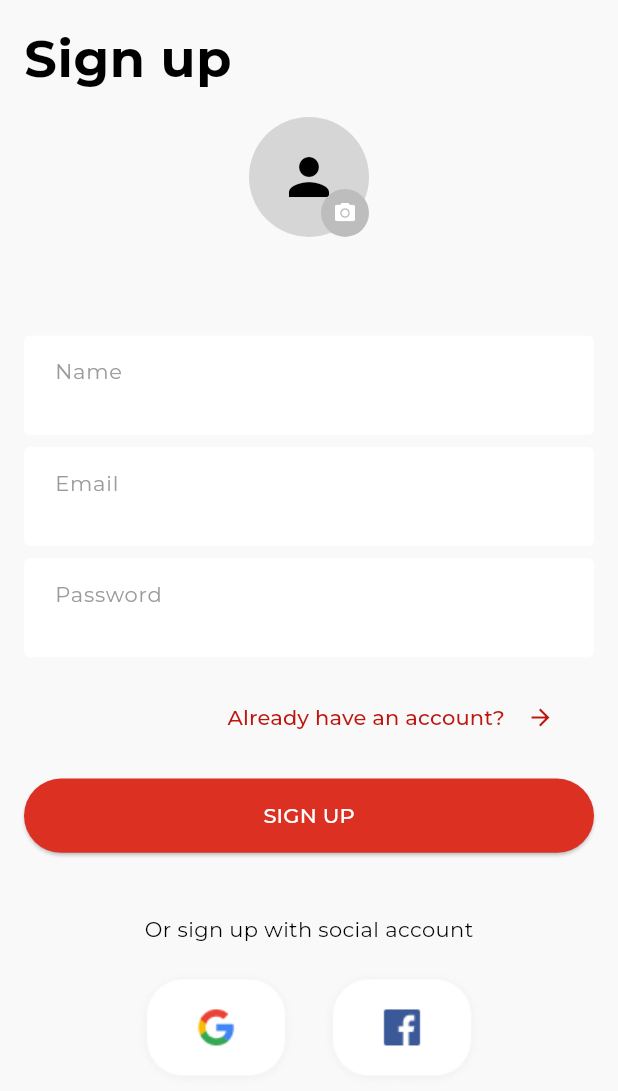
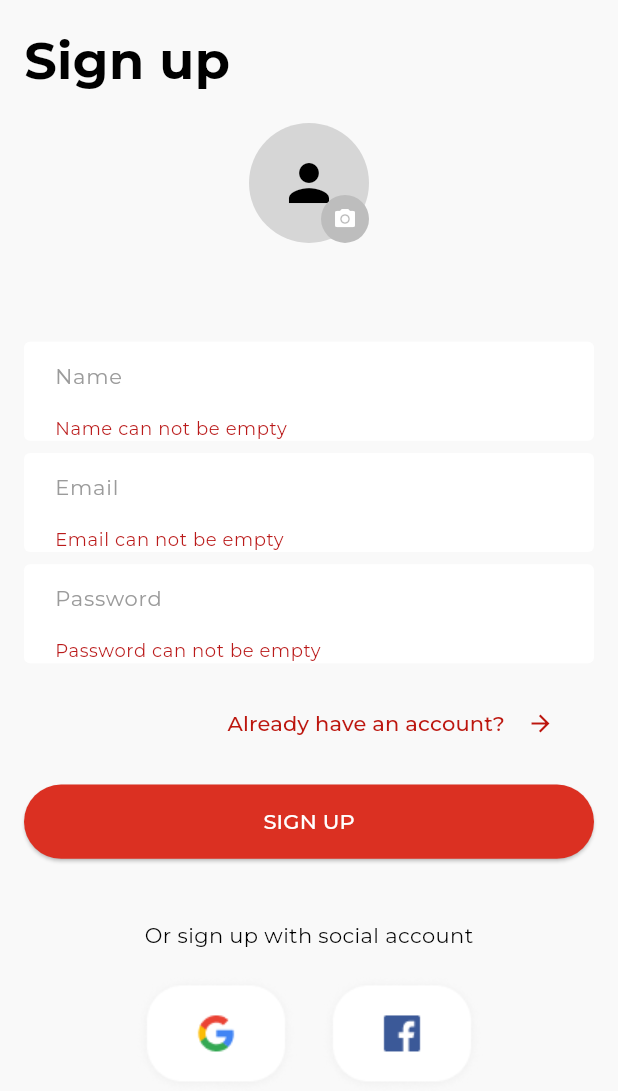
Before and after one commit to fdldestriana/flutter-ebook-ecommerce-example, a Flutter app: the screen it shows after launch, after a tap on "SIGN UP", on a phone screen of 412 x 824 dp. Shown: the top 1091 px of the screen. Run offline on Flutter 3.47's test engine with Material 3 defaults, Android fonts, the phone set to English and light mode, and no system bars; our stand-ins replace file_picker, google_fonts.

Commit message:
refactoring the text form field

```diff
--- a/lib/color_schemes.dart
+++ b/lib/color_schemes.dart
@@ -33,37 +33,3 @@ const lightColorScheme = ColorScheme(
   outlineVariant: Color(0xFFD8C2BE),
   scrim: Color(0xFF000000),
 );
-
-const darkColorScheme = ColorScheme(
-  brightness: Brightness.dark,
-  primary: Color(0xFFFFB4A8),
-  onPrimary: Color(0xFF690001),
-  primaryContainer: Color(0xFF930001),
-  onPrimaryContainer: Color(0xFFFFDAD5),
-  secondary: Color(0xFFE7BDB6),
-  onSecondary: Color(0xFF442925),
-  secondaryContainer: Color(0xFF5D3F3B),
-  onSecondaryContainer: Color(0xFFFFDAD5),
-  tertiary: Color(0xFFDEC38C),
-  onTertiary: Color(0xFF3E2E04),
-  tertiaryContainer: Color(0xFF564419),
-  onTertiaryContainer: Color(0xFFFCDFA6),
-  error: Color(0xFFFFB4AB),
-  errorContainer: Color(0xFF93000A),
-  onError: Color(0xFF690005),
-  onErrorContainer: Color(0xFFFFDAD6),
-  background: Color(0xFF001F25),
-  onBackground: Color(0xFFA6EEFF),
-  surface: Color(0xFF001F25),
-  onSurface: Color(0xFFA6EEFF),
-  surfaceVariant: Color(0xFF534341),
-  onSurfaceVariant: Color(0xFFD8C2BE),
-  outline: Color(0xFFA08C89),
-  onInverseSurface: Color(0xFF001F25),
-  inverseSurface: Color(0xFFA6EEFF),
-  inversePrimary: Color(0xFFBC160E),
-  shadow: Color(0xFF000000),
-  surfaceTint: Color(0xFFFFB4A8),
-  outlineVariant: Color(0xFF534341),
-  scrim: Color(0xFF000000),
-);
--- a/lib/main.dart
+++ b/lib/main.dart
@@ -15,7 +15,6 @@ class MyApp extends StatelessWidget {
   Widget build(BuildContext context) {
     return MaterialApp(
       debugShowCheckedModeBanner: false,
-      title: 'Flutter Demo',
       theme: ThemeData(
         elevatedButtonTheme: ElevatedButtonThemeData(
           style: ElevatedButton.styleFrom(
@@ -34,24 +33,6 @@ class MyApp extends StatelessWidget {
               displayColor: lightColorScheme.shadow),
         ),
       ),
-      darkTheme: ThemeData(
-        elevatedButtonTheme: ElevatedButtonThemeData(
-          style: ElevatedButton.styleFrom(
-            backgroundColor: const Color(0xFFDB3022),
-            foregroundColor: Colors.white,
-          ),
-        ),
-        colorScheme: darkColorScheme,
-        useMaterial3: true,
-        scaffoldBackgroundColor: darkColorScheme
-            .copyWith(background: const Color(0XFFF9F9F9))
-            .background,
-        textTheme: GoogleFonts.montserratTextTheme(
-          Theme.of(context).textTheme.apply(
-              bodyColor: darkColorScheme.shadow,
-              displayColor: darkColorScheme.shadow),
-        ),
-      ),
       home: const SignupView(),
       navigatorKey: Get.navigatorKey,
     );
--- /dev/null
+++ b/lib/validator.dart
@@ -0,0 +1,17 @@
+class Validator {
+  static String? nameValidator(String? value) {
+    if (value == null || value.isEmpty) return 'Name can not be empty';
+    return null;
+  }
+
+  static emailValidator(String? value) {
+    if (value == null || value.isEmpty) return 'Email can not be empty';
+    return null;
+  }
+
+  static passwordValidator(String? value) {
+    if (value == null || value.isEmpty) return 'Password can not be empty';
+    if (value.length < 6) return 'Password must be at least 6 characters';
+    return null;
+  }
+}
--- a/lib/views/signup_view.dart
+++ b/lib/views/signup_view.dart
@@ -1,10 +1,9 @@
 import 'dart:io';
 import 'package:ecommerce_example/color_schemes.dart';
+import 'package:ecommerce_example/validator.dart';
 import 'package:ecommerce_example/widgets/re_button.dart';
-import 'package:ecommerce_example/widgets/re_email_field.dart';
-import 'package:ecommerce_example/widgets/re_password_field.dart';
+import 'package:ecommerce_example/widgets/re_textformfield.dart';
 import 'package:ecommerce_example/widgets/re_photo_picker.dart';
-import 'package:ecommerce_example/widgets/re_name_field.dart';
 import 'package:ecommerce_example/state_util.dart';
 import 'package:file_picker/file_picker.dart';
 import 'package:flutter/material.dart';
@@ -84,10 +83,10 @@ class _SignupViewState extends State<SignupView> {
                   ),
                   Text(
                     'Sign up',
-                    style: Theme.of(context)
-                        .textTheme
-                        .bodySmall!
-                        .copyWith(fontSize: 34, fontWeight: FontWeight.w700),
+                    style: GoogleFonts.montserrat(
+                      textStyle: const TextStyle(
+                          fontSize: 34, fontWeight: FontWeight.w700),
+                    ),
                   ),
                   SizedBox(
                     height: Get.height * 0.02,
@@ -101,15 +100,31 @@ class _SignupViewState extends State<SignupView> {
                   SizedBox(
                     height: Get.height * 0.08,
                   ),
-                  ReNameField(nameController),
+                  ReTextFormField(
+                    labelText: "Name",
+                    controller: nameController,
+                    validator: (name) => Validator.nameValidator(name),
+                    // onChanged: (name) => setState(() {}),
+                  ),
                   SizedBox(
                     height: Get.height * 0.01,
                   ),
-                  ReEmailField(emailController),
+                  ReTextFormField(
+                    labelText: "Email",
+                    controller: emailController,
+                    validator: (email) => Validator.emailValidator(email),
+                    // onChanged: (email) => setState(() {}),
+                  ),
                   SizedBox(
                     height: Get.height * 0.01,
                   ),
-                  RePasswordField(passwordController),
+                  ReTextFormField(
+                    labelText: "Password",
+                    controller: passwordController,
+                    validator: (pass) => Validator.passwordValidator(pass),
+                    // onChanged: (pass) => setState(() {}),
+                    isObscured: true,
+                  ),
                   SizedBox(
                     height: Get.height * 0.02,
                   ),
@@ -136,7 +151,7 @@ class _SignupViewState extends State<SignupView> {
                     height: Get.height * 0.02,
                   ),
                   ReButton(
-                      onPressed: () {},
+                      onPressed: () => signUpKey.currentState!.validate(),
                       width: double.infinity,
                       height: Get.height * 0.06,
                       text: "SIGN UP"),
--- a/lib/widgets/re_email_field.dart
+++ b/lib/widgets/re_email_field.dart
@@ -1,48 +1,42 @@
-import 'package:ecommerce_example/color_schemes.dart';
-import 'package:ecommerce_example/state_util.dart';
-import 'package:flutter/material.dart';
+// import 'package:ecommerce_example/color_schemes.dart';
+// import 'package:ecommerce_example/state_util.dart';
+// import 'package:flutter/material.dart';
 
-class ReEmailField extends StatelessWidget {
-  const ReEmailField(this.controller, {super.key});
+// class ReEmailField extends StatelessWidget {
+//   const ReEmailField(this.controller, {super.key});
 
-  final TextEditingController controller;
-  String? emailValidator(value) {
-    if (value == null || value.isEmpty) {
-      return 'Email can not be empty';
-    }
-    return null;
-  }
+//   final TextEditingController controller;
 
-  @override
-  Widget build(BuildContext context) {
-    return Container(
-      height: Get.height * 0.08,
-      decoration: BoxDecoration(
-          color: lightColorScheme.onPrimary,
-          borderRadius: BorderRadius.circular(4)),
-      child: TextFormField(
-        controller: controller,
-        decoration: InputDecoration(
-          border: InputBorder.none,
-          contentPadding: EdgeInsets.only(left: Get.width * 0.05),
-          labelText: 'Email',
-          labelStyle: TextStyle(
-              fontSize: 14,
-              color: lightColorScheme
-                  .copyWith(background: const Color(0XFF9B9B9B))
-                  .background),
-          suffixIcon: controller.text.isNotEmpty
-              ? Icon(
-                  Icons.check,
-                  color: lightColorScheme
-                      .copyWith(background: const Color(0XFF2AA952))
-                      .background,
-                )
-              : null,
-        ),
-        validator: emailValidator,
-        onChanged: (value) {},
-      ),
-    );
-  }
-}
+//   @override
+//   Widget build(BuildContext context) {
+//     return Container(
+//       height: Get.height * 0.08,
+//       decoration: BoxDecoration(
+//           color: lightColorScheme.onPrimary,
+//           borderRadius: BorderRadius.circular(4)),
+//       child: TextFormField(
+//         controller: controller,
+//         decoration: InputDecoration(
+//           border: InputBorder.none,
+//           contentPadding: EdgeInsets.only(left: Get.width * 0.05),
+//           labelText: 'Email',
+//           labelStyle: TextStyle(
+//               fontSize: 14,
+//               color: lightColorScheme
+//                   .copyWith(background: const Color(0XFF9B9B9B))
+//                   .background),
+//           suffixIcon: controller.text.isNotEmpty
+//               ? Icon(
+//                   Icons.check,
+//                   color: lightColorScheme
+//                       .copyWith(background: const Color(0XFF2AA952))
+//                       .background,
+//                 )
+//               : null,
+//         ),
+//         validator: emailValidator,
+//         onChanged: (value) {},
+//       ),
+//     );
+//   }
+// }
--- a/lib/widgets/re_name_field.dart
+++ b/lib/widgets/re_name_field.dart
@@ -1,48 +1,45 @@
-import 'package:ecommerce_example/color_schemes.dart';
-import 'package:ecommerce_example/state_util.dart';
-import 'package:flutter/material.dart';
+// import 'package:ecommerce_example/color_schemes.dart';
+// import 'package:ecommerce_example/state_util.dart';
+// import 'package:flutter/material.dart';
 
-class ReNameField extends StatelessWidget {
-  const ReNameField(this.controller, {super.key});
+// class ReNameField extends StatelessWidget {
+//   const ReNameField(this.controller, {super.key});
 
-  final TextEditingController controller;
-  String? nameValidator(value) {
-    if (value == null || value.isEmpty) {
-      return 'Name can not be empty';
-    }
-    return null;
-  }
+//   final TextEditingController controller;
+//   String? nameValidator(value) {
+//     if (value == null || value.isEmpty) return 'Name can not be empty';
+//     return null;
+//   }
 
-  @override
-  Widget build(BuildContext context) {
-    return Container(
-      height: Get.height * 0.08,
-      decoration: BoxDecoration(
-          color: lightColorScheme.onPrimary,
-          borderRadius: BorderRadius.circular(4)),
-      child: TextFormField(
-        controller: controller,
-        decoration: InputDecoration(
-          border: InputBorder.none,
-          contentPadding: EdgeInsets.only(left: Get.width * 0.05),
-          labelText: 'Name',
-          labelStyle: TextStyle(
-              fontSize: 14,
-              color: lightColorScheme
-                  .copyWith(background: const Color(0XFF9B9B9B))
-                  .background),
-          suffixIcon: controller.text.isNotEmpty
-              ? Icon(
-                  Icons.check,
-                  color: lightColorScheme
-                      .copyWith(background: const Color(0XFF2AA952))
-                      .background,
-                )
-              : null,
-        ),
-        validator: nameValidator,
-        onChanged: (value) {},
-      ),
-    );
-  }
-}
+//   @override
+//   Widget build(BuildContext context) {
+//     return Container(
+//       height: Get.height * 0.08,
+//       decoration: BoxDecoration(
+//         color: lightColorScheme.onPrimary,
+//         borderRadius: BorderRadius.circular(4),
+//       ),
+//       child: TextFormField(
+//         controller: controller,
+//         decoration: InputDecoration(
+//           border: InputBorder.none,
+//           contentPadding: EdgeInsets.only(left: Get.width * 0.05),
+//           labelText: 'Name',
+//           labelStyle: TextStyle(
+//               fontSize: 14,
+//               color: lightColorScheme
+//                   .copyWith(background: const Color(0XFF9B9B9B))
+//                   .background),
+//           suffixIcon: controller.text.isNotEmpty
+//               ? Icon(Icons.check,
+//                   color: lightColorScheme
+//                       .copyWith(background: const Color(0XFF2AA952))
+//                       .background)
+//               : null,
+//         ),
+//         validator: nameValidator,
+//         onChanged: (value) {},
+//       ),
+//     );
+//   }
+// }
--- a/lib/widgets/re_password_field.dart
+++ b/lib/widgets/re_textformfield.dart
@@ -2,19 +2,21 @@
 import 'package:ecommerce_example/state_util.dart';
 import 'package:flutter/material.dart';
 
-class RePasswordField extends StatelessWidget {
-  const RePasswordField(this.controller, {super.key});
+// ignore: must_be_immutable
+class ReTextFormField extends StatelessWidget {
+  ReTextFormField({
+    super.key,
+    required this.labelText,
+    required this.controller,
+    required this.validator,
+    // required this.onChanged,
+    this.isObscured = false,
+  });
+  final String labelText;
   final TextEditingController controller;
-
-  String? passwordValidator(value) {
-    if (value == null || value.isEmpty) {
-      return 'Password can not be empty';
-    }
-    if (value.length < 6) {
-      return 'Password must be at least 6 characters';
-    }
-    return null;
-  }
+  final String? Function(String?)? validator;
+  // final void Function(String)? onChanged;
+  bool isObscured;
 
   @override
   Widget build(BuildContext context) {
@@ -28,7 +30,7 @@
         decoration: InputDecoration(
           border: InputBorder.none,
           contentPadding: EdgeInsets.only(left: Get.width * 0.05),
-          labelText: 'Password',
+          labelText: labelText,
           labelStyle: TextStyle(
               fontSize: 14,
               color: lightColorScheme
@@ -43,9 +45,11 @@
                 )
               : null,
         ),
-        validator: passwordValidator,
-        obscureText: true,
-        onChanged: (value) {},
+        validator: validator,
+        obscureText: isObscured,
+        onChanged: (value) {
+          if (validator != null) null;
+        },
       ),
     );
   }
```
